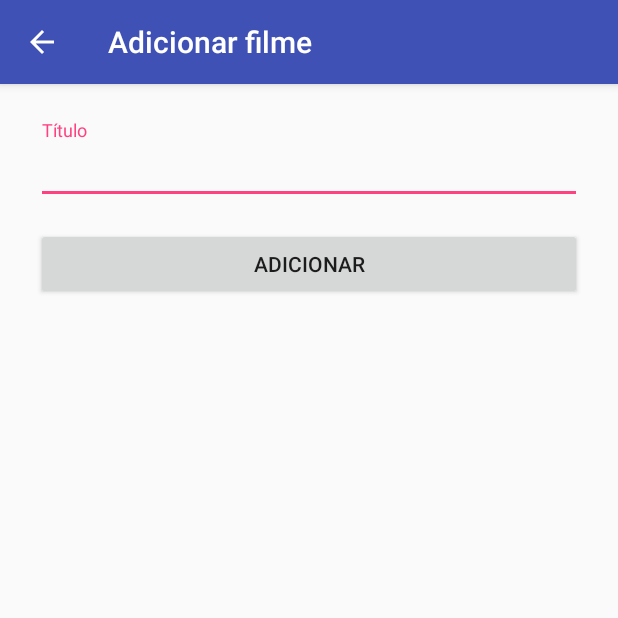
After one commit to allancslima/OMDb-android-client, an Android app: the AddMovieActivity screen opened directly, with no data from a screen before it, on a phone screen of 412 x 824 dp, the top half of it. The commit adds this screen. Run offline under Robolectric (Android 15) with nearby library versions, the phone set to English and light mode, and no system bars.

Commit message:
Implementing AddMovieActivity with MVP architecture

```diff
--- a/app/src/main/AndroidManifest.xml
+++ b/app/src/main/AndroidManifest.xml
@@ -1,6 +1,8 @@
 <?xml version="1.0" encoding="utf-8"?>
 <manifest xmlns:android="http://schemas.android.com/apk/res/android"
     package="com.allancslima.omdbclient">
+
+    <uses-permission android:name="android.permission.INTERNET" />
 
     <application
         android:allowBackup="true"
@@ -16,6 +18,8 @@
                 <category android:name="android.intent.category.LAUNCHER" />
             </intent-filter>
         </activity>
+
+        <activity android:name=".ui.addmovie.AddMovieActivity" />
     </application>
 
 </manifest>
--- /dev/null
+++ b/app/src/main/java/com/allancslima/omdbclient/data/network/OMDbService.java
@@ -0,0 +1,19 @@
+package com.allancslima.omdbclient.data.network;
+
+import com.allancslima.omdbclient.data.network.model.MovieResponse;
+
+import retrofit2.Call;
+import retrofit2.http.GET;
+import retrofit2.http.Query;
+
+/**
+ * Created by Allan Lima on 11/01/2018.
+ */
+
+public interface OMDbService {
+
+    String BASE_URL = "http://www.omdbapi.com";
+
+    @GET("/?apiKey=9ffa6686")
+    Call<MovieResponse> getMovie(@Query("t") String title);
+}
--- /dev/null
+++ b/app/src/main/java/com/allancslima/omdbclient/ui/addmovie/AddMovieActivity.java
@@ -0,0 +1,72 @@
+package com.allancslima.omdbclient.ui.addmovie;
+
+import android.os.Bundle;
+import android.support.design.widget.TextInputEditText;
+import android.support.design.widget.TextInputLayout;
+import android.support.v7.app.AppCompatActivity;
+import android.support.v7.widget.AppCompatButton;
+import android.view.MenuItem;
+import android.view.View;
+import android.widget.Toast;
+
+import com.allancslima.omdbclient.R;
+
+/**
+ * Created by Allan Lima on 11/01/2018.
+ */
+
+public class AddMovieActivity extends AppCompatActivity implements AddMovieMVP.View {
+
+    private TextInputLayout editTitleWrapper;
+    private TextInputEditText editTitle;
+    private AddMovieMVP.Presenter mPresenter;
+
+    @Override
+    protected void onCreate(Bundle savedInstanceState) {
+        super.onCreate(savedInstanceState);
+        setContentView(R.layout.activity_add_movie);
+        setTitle(R.string.title_add_movie);
+
+        mPresenter = new AddMoviePresenter(this);
+
+        if (getSupportActionBar() != null)
+            getSupportActionBar().setDisplayHomeAsUpEnabled(true);
+
+        editTitleWrapper = findViewById(R.id.edit_title_wrapper);
+        editTitle = findViewById(R.id.edit_title);
+
+        AppCompatButton buttonAdd = findViewById(R.id.button_add);
+        buttonAdd.setOnClickListener(new View.OnClickListener() {
+            @Override
+            public void onClick(View view) {
+                mPresenter.addMovie(editTitle.getText().toString());
+            }
+        });
+    }
+
+    @Override
+    public boolean onOptionsItemSelected(MenuItem item) {
+        switch (item.getItemId()) {
+            case android.R.id.home:
+                onBackPressed();
+                break;
+        }
+        return super.onOptionsItemSelected(item);
+    }
+
+    @Override
+    public void showToast(String msg) {
+        Toast.makeText(this, msg, Toast.LENGTH_SHORT).show();
+    }
+
+    @Override
+    public void setEmptyTitleInputError() {
+        editTitleWrapper.setErrorEnabled(true);
+        editTitleWrapper.setError( getResources().getString(R.string.msg_empty_input_error) );
+    }
+
+    @Override
+    public void close() {
+        finish();
+    }
+}
--- /dev/null
+++ b/app/src/main/java/com/allancslima/omdbclient/ui/addmovie/AddMovieMVP.java
@@ -0,0 +1,27 @@
+package com.allancslima.omdbclient.ui.addmovie;
+
+import com.allancslima.omdbclient.data.db.model.Movie;
+
+/**
+ * Created by Allan Lima on 11/01/2018.
+ */
+
+public interface AddMovieMVP {
+
+    interface View {
+        public void showToast(String msg);
+        public void setEmptyTitleInputError();
+        public void close();
+    }
+
+    interface Presenter {
+        public void addMovie(String title);
+        public void onInsertedMovie();
+        public void onEmptyTitleInputError();
+        public void onError(String errorMsg);
+    }
+
+    interface Model {
+        public void insertMovie(Movie movie);
+    }
+}
--- /dev/null
+++ b/app/src/main/java/com/allancslima/omdbclient/ui/addmovie/AddMoviePresenter.java
@@ -0,0 +1,41 @@
+package com.allancslima.omdbclient.ui.addmovie;
+
+import com.allancslima.omdbclient.data.db.model.Movie;
+
+/**
+ * Created by Allan Lima on 11/01/2018.
+ */
+
+public class AddMoviePresenter implements AddMovieMVP.Presenter {
+
+    private AddMovieMVP.View mView;
+    private AddMovieMVP.Model mModel;
+
+    public AddMoviePresenter(AddMovieMVP.View view) {
+        mView = view;
+        mModel = new AddMovieModel(this);
+    }
+
+    @Override
+    public void addMovie(String title) {
+        Movie movie = new Movie();
+        movie.setTitle(title);
+        mModel.insertMovie(movie);
+    }
+
+    @Override
+    public void onInsertedMovie() {
+        mView.showToast("O filme foi inserido com sucesso!");
+        mView.close();
+    }
+
+    @Override
+    public void onEmptyTitleInputError() {
+        mView.setEmptyTitleInputError();
+    }
+
+    @Override
+    public void onError(String errorMsg) {
+        mView.showToast(errorMsg);
+    }
+}
--- /dev/null
+++ b/app/src/main/res/layout/activity_add_movie.xml
@@ -0,0 +1,33 @@
+<?xml version="1.0" encoding="utf-8"?>
+<ScrollView xmlns:android="http://schemas.android.com/apk/res/android"
+    android:layout_width="match_parent"
+    android:layout_height="match_parent">
+
+    <LinearLayout
+        android:layout_width="match_parent"
+        android:layout_height="wrap_content"
+        android:orientation="vertical"
+        android:padding="24dp">
+
+        <android.support.design.widget.TextInputLayout
+            android:id="@+id/edit_title_wrapper"
+            android:layout_width="match_parent"
+            android:layout_height="wrap_content">
+
+            <android.support.design.widget.TextInputEditText
+                android:id="@+id/edit_title"
+                android:layout_width="match_parent"
+                android:layout_height="wrap_content"
+                android:hint="@string/label_title"
+                android:inputType="text"
+                android:maxLines="1" />
+        </android.support.design.widget.TextInputLayout>
+
+        <android.support.v7.widget.AppCompatButton
+            android:id="@+id/button_add"
+            android:layout_width="match_parent"
+            android:layout_height="wrap_content"
+            android:layout_marginTop="16dp"
+            android:text="@string/action_add" />
+    </LinearLayout>
+</ScrollView>
--- a/app/src/main/res/values/strings.xml
+++ b/app/src/main/res/values/strings.xml
@@ -1,3 +1,7 @@
 <resources>
     <string name="app_name">OMDb Client</string>
+    <string name="title_add_movie">Adicionar filme</string>
+    <string name="label_title">Título</string>
+    <string name="action_add">Adicionar</string>
+    <string name="msg_empty_input_error">Este campo deve ser preenchido!</string>
 </resources>
```
Also changed, not shown: app/src/main/java/com/allancslima/omdbclient/data/db/model/Movie.java (added, +36 -0 lines), app/src/main/java/com/allancslima/omdbclient/data/network/RetrofitFactory.java (added, +20 -0 lines), app/src/main/java/com/allancslima/omdbclient/data/network/model/MovieResponse.java (added, +60 -0 lines), app/src/main/java/com/allancslima/omdbclient/ui/addmovie/AddMovieModel.java (added, +57 -0 lines), app/src/main/java/com/allancslima/omdbclient/ui/main/MainActivity.java (+13 -1 lines), app/src/main/java/com/allancslima/omdbclient/ui/main/MainMVP.java (added, +8 -0 lines), app/src/main/res/drawable/ic_add_white.xml (added, +9 -0 lines), app/src/main/res/layout/activity_main.xml (+15 -10 lines).
